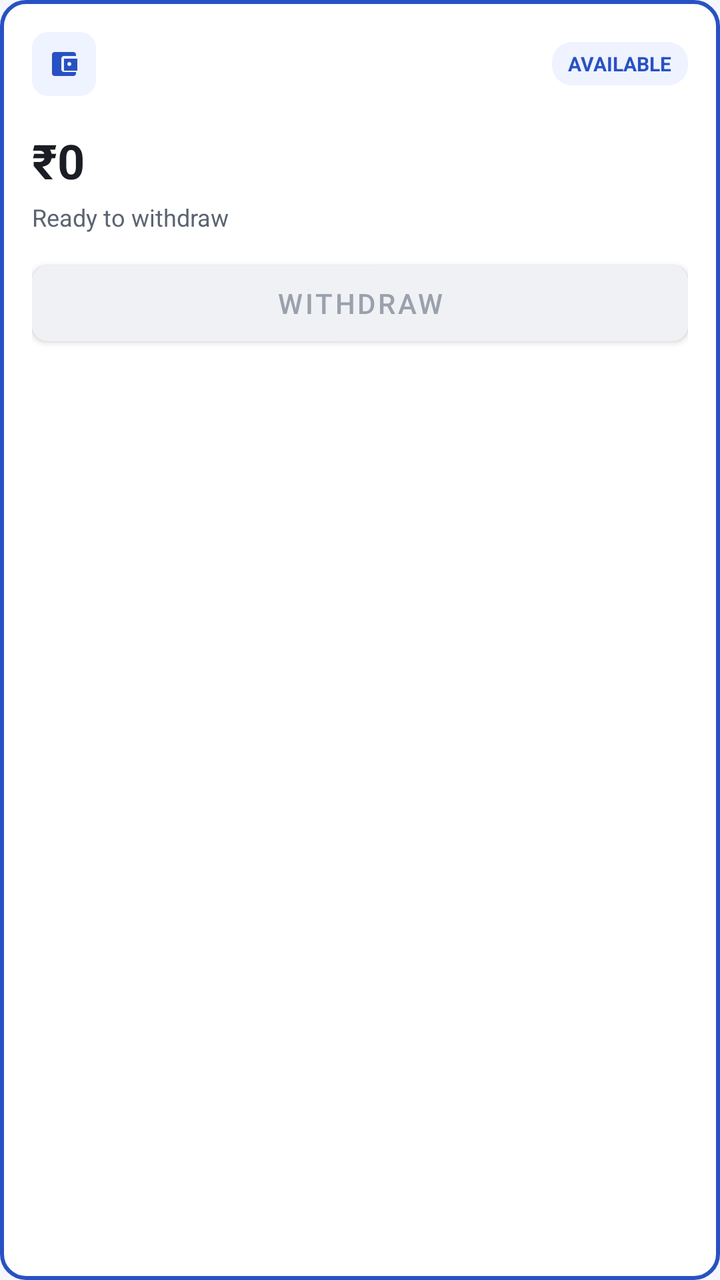
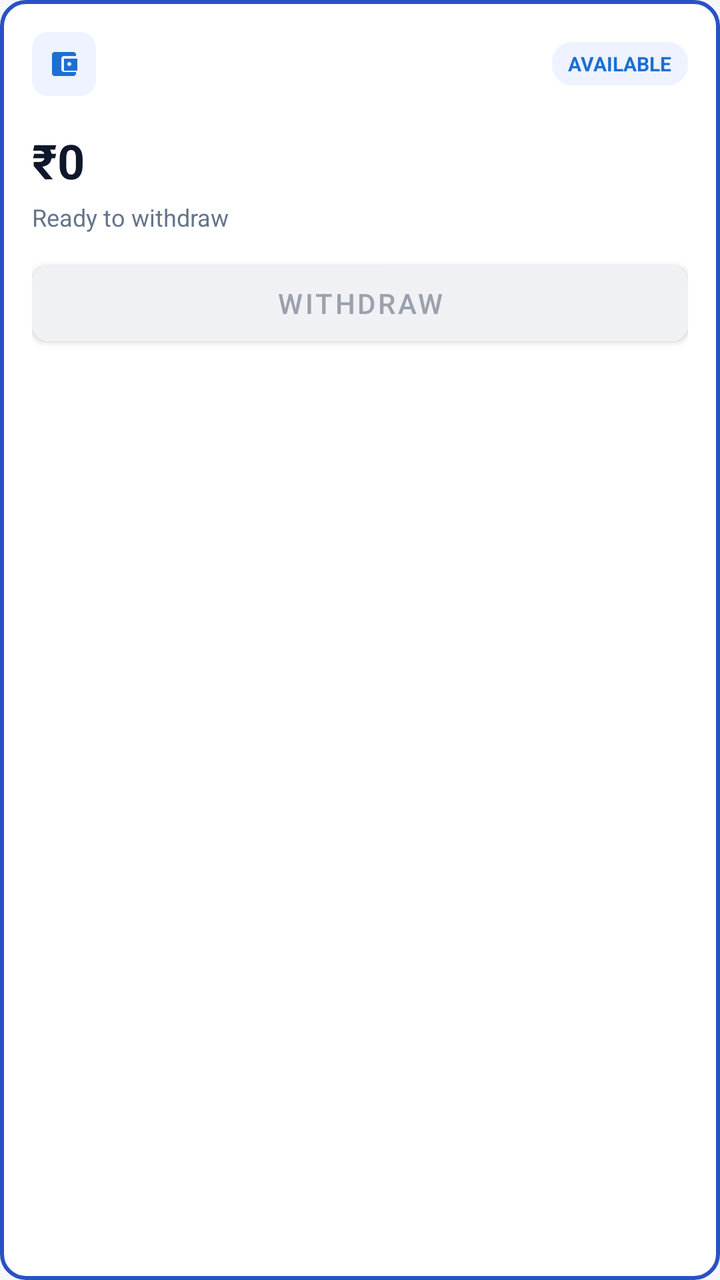

Two renders of the same Android screen: before a commit and after it. Below are the layout's source before the change and the commit's diff.
<!-- AndroidManifest.xml: application theme Theme.ANGA_SellerSide -->
<!-- res/layout/layout_hero_withdraw_card.xml -->
<?xml version="1.0" encoding="utf-8"?>
<LinearLayout
    xmlns:android="http://schemas.android.com/apk/res/android"
    xmlns:app="http://schemas.android.com/apk/res-auto"
    android:layout_width="match_parent"
    android:layout_height="wrap_content"
    android:orientation="vertical"
    android:background="@drawable/bg_withdraw_hero_card"
    android:padding="16dp">

    
    <LinearLayout
        android:layout_width="match_parent"
        android:layout_height="wrap_content"
        android:orientation="horizontal"
        android:gravity="center_vertical">

        
        <FrameLayout
            android:layout_width="32dp"
            android:layout_height="32dp"
            android:background="@drawable/bg_rounded_8dp_light_blue">
            <ImageView
                android:layout_width="16dp"
                android:layout_height="16dp"
                android:layout_gravity="center"
                android:src="@drawable/ic_wallet"
                app:tint="#2851C4"/>
        </FrameLayout>

        <Space
            android:layout_width="0dp"
            android:layout_height="wrap_content"
            android:layout_weight="1" />

        
        <TextView
            android:layout_width="wrap_content"
            android:layout_height="wrap_content"
            android:text="AVAILABLE"
            android:textColor="#2851C4"
            android:textSize="10sp"
            android:textStyle="bold"
            android:paddingHorizontal="8dp"
            android:paddingVertical="4dp"
            android:background="@drawable/bg_pill_light_blue" />

    </LinearLayout>

    
    <TextView
        android:id="@+id/tvAvailableAmount"
        android:layout_width="wrap_content"
        android:layout_height="wrap_content"
        android:layout_marginTop="16dp"
        android:text="₹0"
        android:textColor="#1A1D23"
        android:textSize="24sp"
        android:textStyle="bold" />

    <TextView
        android:layout_width="wrap_content"
        android:layout_height="wrap_content"
        android:layout_marginTop="4dp"
        android:text="Ready to withdraw"
        android:textColor="#5B6472"
        android:textSize="12sp" />

    
    <com.google.android.material.button.MaterialButton
        android:id="@+id/btnWithdraw"
        android:layout_width="match_parent"
        android:layout_height="38dp"
        android:layout_marginTop="16dp"
        android:text="Withdraw"
        android:textSize="14sp"
        android:textColor="#9AA1AC"
        android:insetTop="0dp"
        android:insetBottom="0dp"
        app:backgroundTint="#EFF1F5"
        app:cornerRadius="8dp" />

</LinearLayout>
<!-- resources referenced by this layout -->
<resources>
  <!-- drawable bg_pill_light_blue (drawable) -->
  <?xml version="1.0" encoding="utf-8"?>
  <shape xmlns:android="http://schemas.android.com/apk/res/android"
      android:shape="rectangle">
      <solid android:color="#EEF3FF" />
      <corners android:radius="10dp" />
  </shape>
  <!-- drawable bg_rounded_8dp_light_blue (drawable) -->
  <?xml version="1.0" encoding="utf-8"?>
  <shape xmlns:android="http://schemas.android.com/apk/res/android"
      android:shape="rectangle">
      <solid android:color="#EEF3FF" />
      <corners android:radius="8dp" />
  </shape>
  <!-- drawable bg_withdraw_hero_card (drawable) -->
  <?xml version="1.0" encoding="utf-8"?>
  <shape xmlns:android="http://schemas.android.com/apk/res/android"
      android:shape="rectangle">
      <solid android:color="#FFFFFF" />
      <corners android:radius="12dp" />
      <stroke
          android:width="2dp"
          android:color="#2851C4" />
  </shape>
  <!-- drawable ic_wallet (drawable) -->
  <?xml version="1.0" encoding="utf-8"?>
  <vector xmlns:android="http://schemas.android.com/apk/res/android"
      android:width="24dp"
      android:height="24dp"
      android:viewportWidth="24"
      android:viewportHeight="24">
      <path
          android:fillColor="#000000"
          android:pathData="M21,18v1c0,1.1-0.9,2-2,2H5c-1.11,0-2-0.9-2-2V5c0-1.1,0.89-2,2-2h14c1.1,0 2,0.9 2,2v1h-9c-1.11,0-2,0.9-2,2v8c0,1.1,0.89,2 2,2h9zM12,17h10V8H12v9zM16,13.5c-0.83,0-1.5-0.67-1.5-1.5s0.67-1.5 1.5,-1.5 1.5,0.67 1.5,1.5-0.67,1.5-1.5,1.5z"/>
  </vector>
  <style name="Theme.ANGA_SellerSide" parent="Theme.MaterialComponents.Light.NoActionBar">
          <item name="colorPrimary">@color/primary</item>
          <item name="colorPrimaryDark">#FFFFFF</item>
          <item name="colorAccent">@color/accent</item>
          <item name="android:windowBackground">@color/background</item>
          <item name="android:statusBarColor">#FFFFFF</item>
          <item name="android:windowLightStatusBar">true</item>
          <item name="android:forceDarkAllowed" tools:targetApi="q">false</item>
      </style>
  <color name="primary">#1A365D</color>
  <color name="accent">#2563EB</color>
  <color name="background">#F5F7FA</color>
</resources>

<!-- the commit's change to res/layout/layout_hero_withdraw_card.xml (unified diff, before → after) -->
@@ -25,7 +25,7 @@
                 android:layout_height="16dp"
                 android:layout_gravity="center"
                 android:src="@drawable/ic_wallet"
-                app:tint="#2851C4"/>
+                app:tint="#1A6FD4"/>
         </FrameLayout>
 
         <Space
@@ -38,7 +38,7 @@
             android:layout_width="wrap_content"
             android:layout_height="wrap_content"
             android:text="AVAILABLE"
-            android:textColor="#2851C4"
+            android:textColor="#1A6FD4"
             android:textSize="10sp"
             android:textStyle="bold"
             android:paddingHorizontal="8dp"
@@ -54,7 +54,7 @@
         android:layout_height="wrap_content"
         android:layout_marginTop="16dp"
         android:text="₹0"
-        android:textColor="#1A1D23"
+        android:textColor="#0F172A"
         android:textSize="24sp"
         android:textStyle="bold" />
 
@@ -63,7 +63,7 @@
         android:layout_height="wrap_content"
         android:layout_marginTop="4dp"
         android:text="Ready to withdraw"
-        android:textColor="#5B6472"
+        android:textColor="#64748B"
         android:textSize="12sp" />
 
     
